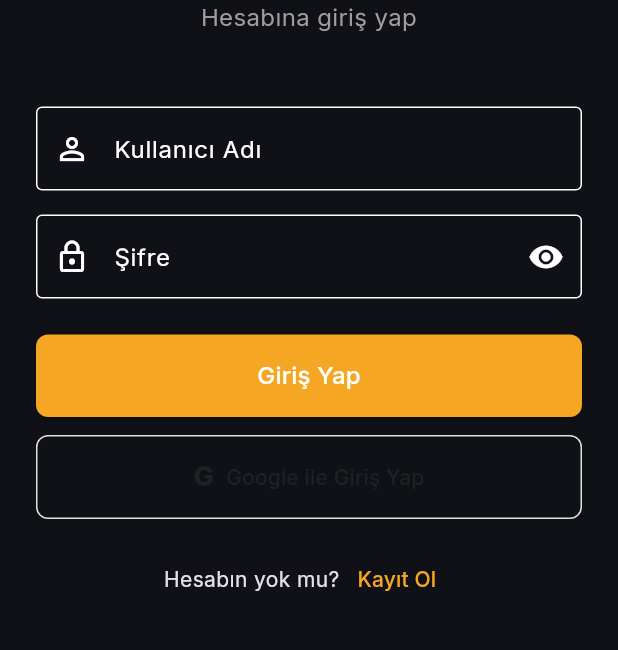
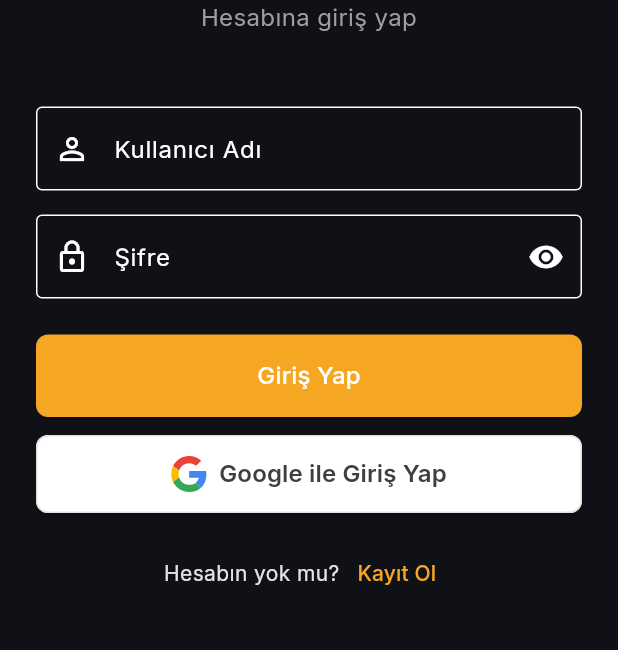
Before and after one commit to NyancatGo/fitrehber-mobile, a Flutter app: the screen it shows after launch, on a phone screen of 412 x 824 dp, the part 306-956 px from its top. Run offline on Flutter 3.47's test engine with Material 3 defaults, Android fonts, the phone set to English and light mode, and no system bars; our stand-ins replace app_links, cached_network_image, dio, dotted_border, flutter_html, flutter_markdown_plus and 8 more.

Commit message:
style: update Google sign-in button

```diff
--- a/lib/features/auth/login_screen.dart
+++ b/lib/features/auth/login_screen.dart
@@ -4,6 +4,7 @@
 import 'package:flutter/foundation.dart' show kIsWeb;
 import 'package:flutter/material.dart';
 import 'package:flutter_riverpod/flutter_riverpod.dart';
+import 'package:flutter_svg/flutter_svg.dart';
 import 'package:go_router/go_router.dart';
 import 'package:url_launcher/url_launcher.dart';
 
@@ -280,25 +281,36 @@
                             ),
                     ),
                     const SizedBox(height: 12),
-                    OutlinedButton.icon(
+                    ElevatedButton.icon(
                       onPressed: _isBusy ? null : _googleIleGirisYap,
                       icon: _isGoogleLoading
                           ? const SizedBox(
-                              width: 18,
-                              height: 18,
-                              child: CircularProgressIndicator(strokeWidth: 2),
+                              width: 24,
+                              height: 24,
+                              child: CircularProgressIndicator(
+                                strokeWidth: 2,
+                                color: Color(0xFFDB4437),
+                              ),
                             )
-                          : const Text(
-                              'G',
-                              style: TextStyle(
-                                fontSize: 18,
-                                fontWeight: FontWeight.w800,
-                              ),
+                          : SvgPicture.string(
+                              '''<svg xmlns="http://www.w3.org/2000/svg" viewBox="0 0 48 48"><path fill="#EA4335" d="M24 9.5c3.54 0 6.71 1.22 9.21 3.6l6.85-6.85C35.9 2.38 30.47 0 24 0 14.62 0 6.51 5.38 2.56 13.22l7.98 6.19C12.43 13.7 17.74 9.5 24 9.5z"/><path fill="#4285F4" d="M46.98 24.55c0-1.57-.15-3.09-.38-4.55H24v9.02h12.94c-.58 2.96-2.26 5.48-4.78 7.18l7.73 6c4.51-4.18 7.09-10.36 7.09-17.65z"/><path fill="#FBBC05" d="M10.53 28.59c-.48-1.45-.76-2.99-.76-4.59s.27-3.14.76-4.59l-7.98-6.19C.92 16.46 0 20.12 0 24c0 3.88.92 7.54 2.56 10.78l7.97-6.19z"/><path fill="#34A853" d="M24 48c6.48 0 11.93-2.13 15.89-5.81l-7.73-6c-2.15 1.45-4.92 2.3-8.16 2.3-6.26 0-11.57-4.22-13.47-9.91l-7.98 6.19C6.51 42.62 14.62 48 24 48z"/><path fill="none" d="M0 0h48v48H0z"/></svg>''',
+                              width: 24,
+                              height: 24,
                             ),
-                      label: const Text('Google ile Giriş Yap'),
-                      style: OutlinedButton.styleFrom(
-                        foregroundColor: const Color(0xFF202124),
-                        padding: const EdgeInsets.symmetric(vertical: 15),
+                      label: const Text(
+                        'Google ile Giriş Yap',
+                        style: TextStyle(
+                          fontSize: 16,
+                          fontWeight: FontWeight.w600,
+                          color: Color(0xFF3C4043),
+                        ),
+                      ),
+                      style: ElevatedButton.styleFrom(
+                        backgroundColor: Colors.white,
+                        foregroundColor: const Color(0xFF3C4043),
+                        surfaceTintColor: Colors.white,
+                        padding: const EdgeInsets.symmetric(vertical: 14),
+                        elevation: 2,
                         side: BorderSide(color: Colors.grey.shade300),
                         shape: RoundedRectangleBorder(
                           borderRadius: BorderRadius.circular(8),
```
